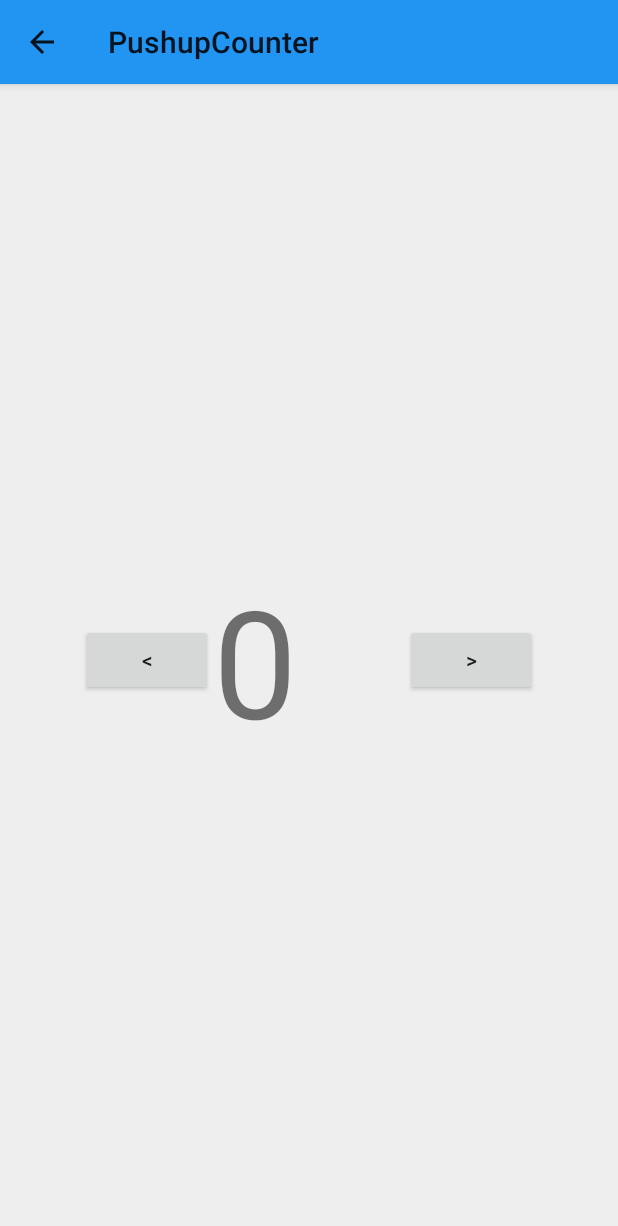
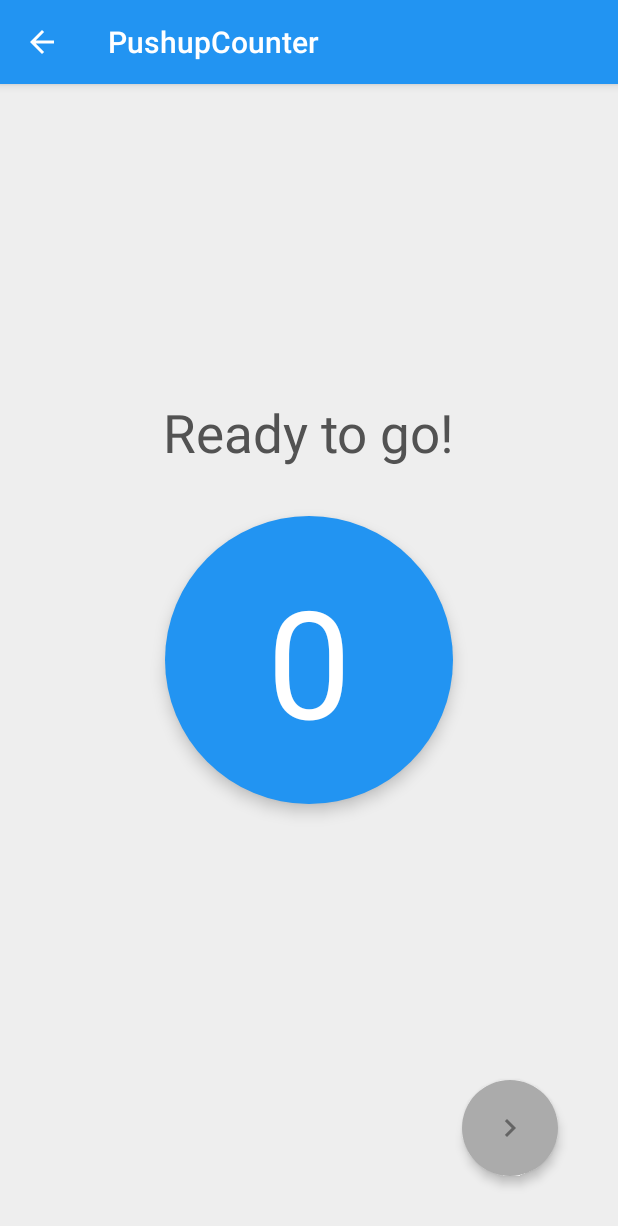
Before and after one commit to SebastianBoyd/Fitness, an Android app: the PushupCounter screen opened directly, with no data from a screen before it, on a phone screen of 412 x 824 dp. Shown: the top 1226 px of the screen. Run offline under Robolectric (Android 15) with nearby library versions, the phone set to English and light mode, and no system bars; 1 statement that could not run was skipped.

Commit message:
Add pretty UI to pushups activity.

```diff
--- a/app/src/main/AndroidManifest.xml
+++ b/app/src/main/AndroidManifest.xml
@@ -19,14 +19,16 @@
         <activity android:name=".PushupCounter"
                   android:label="@string/title_activity_pushup_counter"
                   android:parentActivityName=".MainActivity"
-                  android:theme="@style/Theme.Main.PushupsActivity">
+                  android:theme="@style/Theme.Main.PushupsActivity"
+                  android:screenOrientation="portrait">
             <meta-data android:name="android.support.PARENT_ACTIVITY"
                        android:value="com.sebastianboyd.fitness.MainActivity"/>
         </activity>
         <activity android:name=".JumpingJack"
                   android:label="@string/title_activity_jumping_jack"
                   android:parentActivityName=".MainActivity"
-                  android:theme="@style/Theme.Main.JumpsActivity">
+                  android:theme="@style/Theme.Main.JumpsActivity"
+                  android:screenOrientation="portrait">
             <meta-data android:name="android.support.PARENT_ACTIVITY"
                        android:value="com.sebastianboyd.fitness.MainActivity"/>
         </activity>
--- a/app/src/main/java/com/sebastianboyd/fitness/PushupCounter.java
+++ b/app/src/main/java/com/sebastianboyd/fitness/PushupCounter.java
@@ -5,9 +5,7 @@ import android.hardware.SensorEventListener;
 import android.hardware.SensorManager;
 import android.support.v7.app.ActionBarActivity;
 import android.os.Bundle;
-import android.view.Menu;
 import android.hardware.Sensor;
-import android.view.MenuItem;
 import android.view.View;
 import android.widget.TextView;
 
@@ -15,17 +13,20 @@ import android.widget.TextView;
 public class PushupCounter extends ActionBarActivity implements SensorEventListener{
     private SensorManager mSensorManager;
     private Sensor mSensor;
-    private int Pushups = 0;
+    private int pushups = 0;
     private float range;
     private TextView currentPushups;
     static final String STATE_PUSHUPS = "player_score";
+
+    private View readyPrompt;
+    private View decrementButton;
 
 
     @Override
     public void onCreate(Bundle savedInstanceState) {
         super.onCreate(savedInstanceState);
         if (savedInstanceState != null) {
-            Pushups = savedInstanceState.getInt(STATE_PUSHUPS);
+            pushups = savedInstanceState.getInt(STATE_PUSHUPS);
         }
         setContentView(R.layout.activity_pushup_counter);
         currentPushups = new TextView(this);
@@ -34,13 +35,15 @@ public class PushupCounter extends ActionBarActivity implements SensorEventListe
         mSensor = mSensorManager.getDefaultSensor(Sensor.TYPE_PROXIMITY);
         range = mSensor.getMaximumRange();
 
-
+        readyPrompt = findViewById(R.id.pushup_counter_ready_prompt);
+        decrementButton = findViewById(R.id.button_decrement_pushups);
     }
 
     @Override
     protected void onResume() {
         super.onResume();
         mSensorManager.registerListener(this, mSensor, SensorManager.SENSOR_DELAY_NORMAL);
+        updatePushups();
     }
 
     @Override
@@ -51,7 +54,7 @@ public class PushupCounter extends ActionBarActivity implements SensorEventListe
 
     @Override
     public void onSaveInstanceState(Bundle savedInstanceState) {
-        savedInstanceState.putInt(STATE_PUSHUPS, Pushups);
+        savedInstanceState.putInt(STATE_PUSHUPS, pushups);
         // Always call the superclass so it can save the view hierarchy state
         super.onSaveInstanceState(savedInstanceState);
     }
@@ -59,23 +62,34 @@ public class PushupCounter extends ActionBarActivity implements SensorEventListe
     @Override
     public void onSensorChanged(SensorEvent event) {
         float in = event.values[0];
-        if (in < range) Pushups++;
+        if (in < range) pushups++;
         updatePushups();
+    }
 
-    }
     public void updatePushups(){
-        if (Pushups < 0) Pushups = 0;
-        String out = String.valueOf(Pushups);
+        if (pushups < 0) pushups = 0;
+        String out = String.valueOf(pushups);
         currentPushups.setText(out);
+
+        // FUTURE: eventually, animate hide/show
+        // However, it can wait, since they will probably not be able to see
+        // the animation if they are using the sensor to add pushups.
+        if (pushups == 0) {
+            decrementButton.setVisibility(View.INVISIBLE);
+            readyPrompt.setVisibility(View.VISIBLE);
+        } else {
+            readyPrompt.setVisibility(View.INVISIBLE);
+            decrementButton.setVisibility(View.VISIBLE);
+        }
     }
 
     public void addPushup(View view) {
-        Pushups++;
+        pushups++;
         updatePushups();
     }
 
     public void removePushup(View view) {
-        Pushups--;
+        pushups--;
         updatePushups();
     }
 
--- /dev/null
+++ b/app/src/main/res/drawable-v21/bg_button_round_lightgrey.xml
@@ -0,0 +1,9 @@
+<?xml version="1.0" encoding="utf-8"?>
+<ripple xmlns:android="http://schemas.android.com/apk/res/android"
+        android:color="@color/dark_grey">
+    <item>
+        <shape android:shape="oval">
+            <solid android:color="@color/light_grey"/>
+        </shape>
+    </item>
+</ripple>
--- /dev/null
+++ b/app/src/main/res/drawable/bg_button_round_lightgrey.xml
@@ -0,0 +1,14 @@
+<?xml version="1.0" encoding="utf-8"?>
+<selector xmlns:android="http://schemas.android.com/apk/res/android">
+    <item android:state_active="true">
+        <shape android:shape="oval">
+            <solid android:color="@color/dark_grey"/>
+        </shape>
+    </item>
+
+    <item>
+        <shape android:shape="oval">
+            <solid android:color="@color/light_grey"/>
+        </shape>
+    </item>
+</selector>
--- a/app/src/main/res/layout/activity_pushup_counter.xml
+++ b/app/src/main/res/layout/activity_pushup_counter.xml
@@ -1,37 +1,47 @@
-<RelativeLayout xmlns:android="http://schemas.android.com/apk/res/android"
+<RelativeLayout android:id="@+id/pushupsActivity"
+                xmlns:android="http://schemas.android.com/apk/res/android"
                 xmlns:tools="http://schemas.android.com/tools"
                 android:layout_width="match_parent"
                 android:layout_height="match_parent"
+                android:clickable="false"
+                android:paddingBottom="@dimen/activity_vertical_margin"
                 android:paddingLeft="@dimen/activity_horizontal_margin"
                 android:paddingRight="@dimen/activity_horizontal_margin"
                 android:paddingTop="@dimen/activity_vertical_margin"
-                android:paddingBottom="@dimen/activity_vertical_margin"
-                tools:context="com.sebastianboyd.fitness.PushupCounter"
-                android:id="@+id/pushupsActivity"
-                android:clickable="false" >
-    <TextView android:text="@string/pushups_count"
-              android:layout_width="128dp"
-              android:layout_height="wrap_content"
-              android:textSize="100sp"
-              android:id="@+id/pushupsText"
+                tools:context="com.sebastianboyd.fitness.PushupCounter">
+
+    <TextView android:id="@+id/pushupsText"
+              style="@style/CounterCircle"
+              android:layout_centerHorizontal="true"
               android:layout_centerVertical="true"
-              android:layout_centerHorizontal="true" />
+              android:background="@drawable/shape_oval_pushups"
+              android:text="@string/pushups_count"/>
 
-    <Button android:layout_width="wrap_content"
-            android:layout_height="wrap_content"
-            android:text="&lt;"
-            android:id="@+id/button"
-            android:layout_centerVertical="true"
-            android:layout_toLeftOf="@+id/pushupsText"
-            android:layout_toStartOf="@+id/pushupsText"
-            android:onClick="removePushup" />
+    <TextView android:id="@+id/pushup_counter_ready_prompt"
+              style="@style/Text.Label.CountReady"
+              android:layout_above="@id/pushupsText"
+              android:text="@string/counter_readyPrompt"/>
 
-    <Button android:layout_width="wrap_content"
-            android:layout_height="wrap_content"
-            android:text="&gt;"
-            android:id="@+id/button2"
-            android:layout_alignTop="@+id/button"
-            android:layout_toRightOf="@+id/pushupsText"
-            android:layout_toEndOf="@+id/pushupsText"
-            android:onClick="addPushup" />
+    <RelativeLayout android:layout_width="fill_parent"
+                    android:layout_height="wrap_content"
+                    android:layout_alignParentBottom="true"
+                    android:orientation="horizontal">
+
+        <ImageButton android:id="@+id/button_decrement_pushups"
+                     style="@style/Button.Round.Small.LightGrey"
+                     android:layout_alignParentLeft="true"
+                     android:layout_alignParentStart="true"
+                     android:contentDescription="@string/decrement"
+                     android:onClick="removePushup"
+                     android:src="@drawable/ic_chevron_left"/>
+
+        <ImageButton android:id="@+id/button_increment_pushups"
+                     style="@style/Button.Round.Small.LightGrey"
+                     android:layout_alignParentEnd="true"
+                     android:layout_alignParentRight="true"
+                     android:contentDescription="@string/increment"
+                     android:onClick="addPushup"
+                     android:src="@drawable/ic_chevron_right"/>
+    </RelativeLayout>
+
 </RelativeLayout>
--- a/app/src/main/res/values-v21/styles.xml
+++ b/app/src/main/res/values-v21/styles.xml
@@ -6,4 +6,13 @@
         <item name="android:layout_margin">@dimen/button_round_small_margins</item>
         <item name="android:elevation">@dimen/button_round_small_elevation</item>
     </style>
+
+    <style name="CounterCircle">
+        <item name="android:layout_width">@dimen/counter_circle_diameter</item>
+        <item name="android:layout_height">@dimen/counter_circle_diameter</item>
+        <item name="android:textColor">@android:color/white</item>
+        <item name="android:gravity">center</item>
+        <item name="android:textSize">@dimen/counter_circle_text_size</item>
+        <item name="android:elevation">@dimen/counter_circle_elevation</item>
+    </style>
 </resources>
--- a/app/src/main/res/values/dimens.xml
+++ b/app/src/main/res/values/dimens.xml
@@ -6,4 +6,11 @@
     <dimen name="button_round_small_diameter">64dp</dimen>
     <dimen name="button_round_small_elevation">4dp</dimen>
     <dimen name="button_round_small_margins">24dp</dimen>
+
+    <dimen name="counter_circle_diameter">192dp</dimen>
+    <dimen name="counter_circle_text_size">100sp</dimen>
+    <dimen name="counter_circle_elevation">6dp</dimen>
+
+    <dimen name="counter_readyPrompt_text_size">35sp</dimen>
+    <dimen name="counter_readyPrompt_margin">32dp</dimen>
 </resources>
--- a/app/src/main/res/values/strings.xml
+++ b/app/src/main/res/values/strings.xml
@@ -10,4 +10,9 @@
     <string name="pushups_count">0</string>
 
     <string name="title_activity_jumping_jack">JumpingJack</string>
+
+    <string name="increment">Increment</string>
+    <string name="decrement">Decrement</string>
+
+    <string name="counter_readyPrompt">Ready to go!</string>
 </resources>
--- a/app/src/main/res/values/styles.xml
+++ b/app/src/main/res/values/styles.xml
@@ -18,8 +18,21 @@
         <item name="android:background">@drawable/shape_oval_jumps</item>
     </style>
 
+    <style name="Button.Round.Small.LightGrey">
+        <item name="android:background">@drawable/bg_button_round_lightgrey</item>
+    </style>
+
     <style name="Text.Label"
            parent="Base.TextAppearance.AppCompat.Large" >
+    </style>
+
+    <style name="Text.Label.CountReady">
+        <item name="android:layout_width">wrap_content</item>
+        <item name="android:layout_height">wrap_content</item>
+        <item name="android:textSize">@dimen/counter_readyPrompt_text_size</item>
+        <item name="android:layout_centerHorizontal">true</item>
+        <item name="android:layout_marginBottom">@dimen/counter_readyPrompt_margin</item>
+        <item name="android:textColor">@color/dark_grey</item>
     </style>
 
     <style name="Text.Label.AddExercise">
@@ -27,6 +40,14 @@
         <item name="android:layout_height">wrap_content</item>
         <item name="android:layout_gravity">center_vertical</item>
         <item name="android:textColor">@color/dark_grey</item>
+    </style>
+
+    <style name="CounterCircle">
+        <item name="android:layout_width">@dimen/counter_circle_diameter</item>
+        <item name="android:layout_height">@dimen/counter_circle_diameter</item>
+        <item name="android:textColor">@android:color/white</item>
+        <item name="android:gravity">center</item>
+        <item name="android:textSize">@dimen/counter_circle_text_size</item>
     </style>
 
     <style name="VerticalLayoutElement">
--- a/app/src/main/res/values/themes.xml
+++ b/app/src/main/res/values/themes.xml
@@ -10,10 +10,12 @@
     <style name="Theme.Main.PushupsActivity">
         <item name="colorPrimary">@color/pushups</item>
         <item name="colorPrimaryDark">@color/pushups_dark</item>
+        <item name="android:textColorPrimary">@android:color/white</item>
     </style>
 
     <style name="Theme.Main.JumpsActivity">
         <item name="colorPrimary">@color/jumps</item>
         <item name="colorPrimaryDark">@color/jumps_dark</item>
+        <item name="android:textColorPrimary">@android:color/white</item>
     </style>
 </resources>
```
Also changed, not shown: app/src/main/res/drawable-hdpi/ic_chevron_left.png (added), app/src/main/res/drawable-hdpi/ic_chevron_right.png (added), app/src/main/res/drawable-mdpi/ic_chevron_left.png (added), app/src/main/res/drawable-mdpi/ic_chevron_right.png (added), app/src/main/res/drawable-xhdpi/ic_chevron_left.png (added), app/src/main/res/drawable-xhdpi/ic_chevron_right.png (added), app/src/main/res/drawable-xxhdpi/ic_chevron_left.png (added), app/src/main/res/drawable-xxhdpi/ic_chevron_right.png (added).
